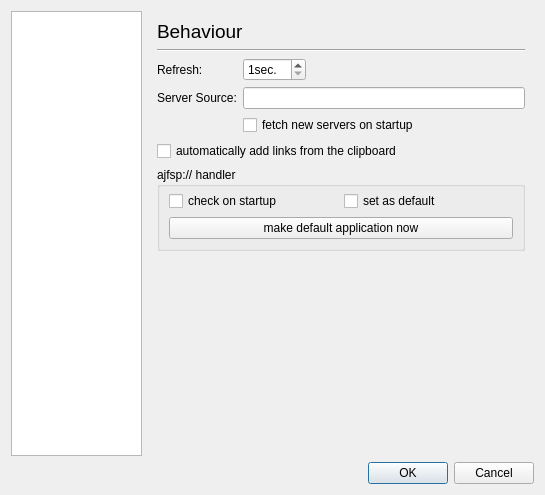
applejuicenetz/gui-juicer, file src/optionsdialogbase.ui: the form before one commit.
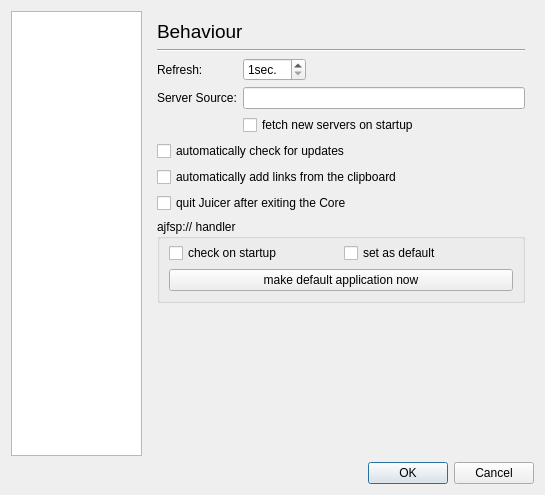
The form after the commit. The open tabs and pages were chosen to show the change. Icons and pictures are not drawn.

Commit message: - moved partListTimer into download module - quit gui after core exit (optional) - auto update option in options dialog

What changed in the file:
```diff
--- a/src/optionsdialogbase.ui
+++ b/src/optionsdialogbase.ui
@@ -851,6 +851,13 @@
          </item>
         </layout>
        </item>
+       <item>
+        <widget class="QCheckBox" name="checkUpdatesCheckBox">
+         <property name="text">
+          <string>automatically check for updates</string>
+         </property>
+        </widget>
+       </item>
        <item>
         <widget class="QCheckBox" name="observeClipboardCheckBox">
          <property name="text">
@@ -858,6 +865,13 @@
          </property>
         </widget>
        </item>
+       <item>
+        <widget class="QCheckBox" name="quitGUIAfterCoreExitCheckBox">
+         <property name="text">
+          <string>quit Juicer after exiting the Core</string>
+         </property>
+        </widget>
+       </item>
        <item>
         <widget class="QGroupBox" name="handlerGroupBox">
          <property name="title">
```
Left out of the diff: 2 changed lines with no effect on the pictures. The commit also changes 9 other files.
